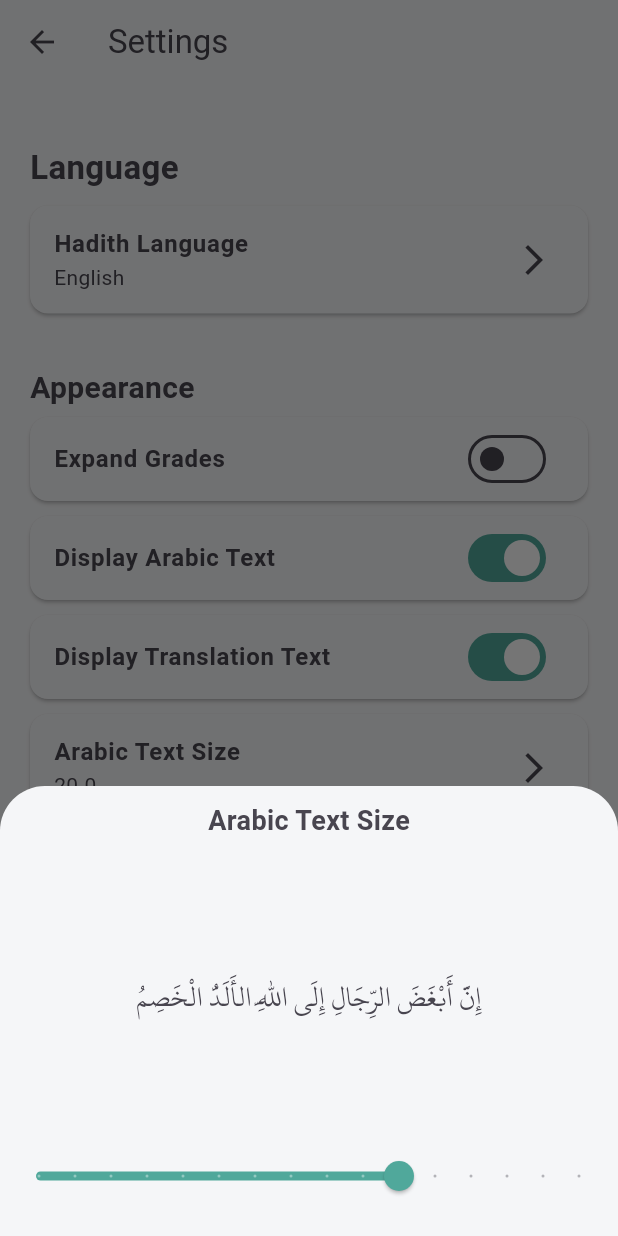
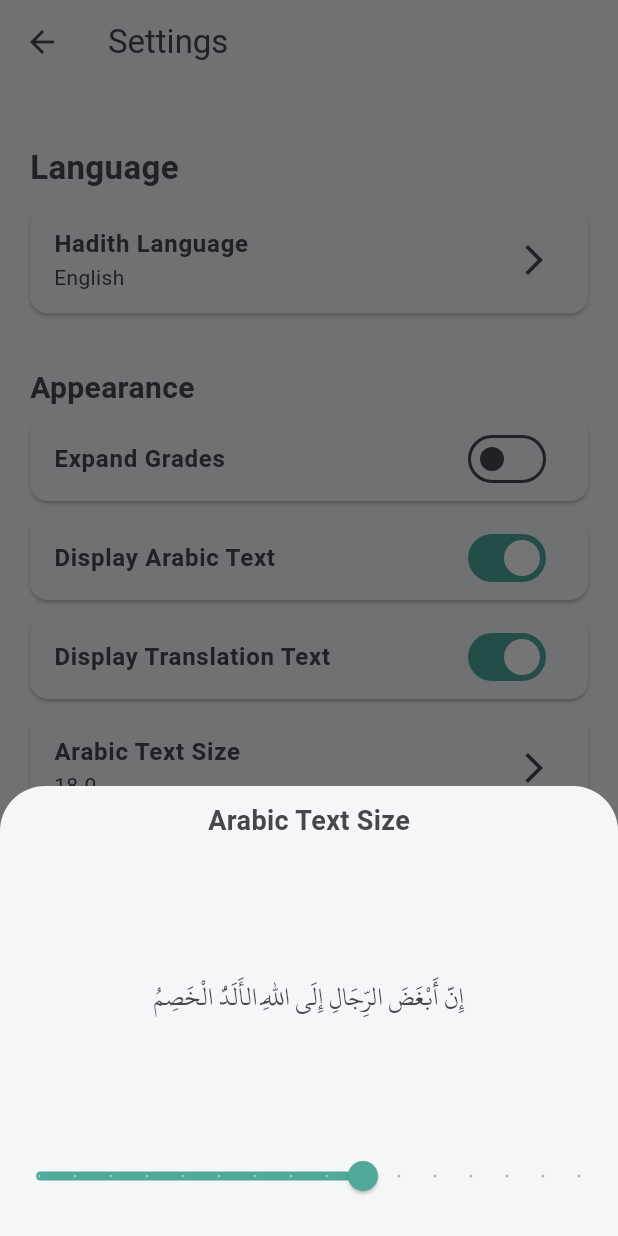
Before and after one commit to unkn4wn/hadith-pro-flutter, a Flutter app: the SettingsScreen screen opened directly, after a tap on "Arabic Text Size", on a phone screen of 412 x 824 dp. Run offline on Flutter 3.47's test engine with Material 2 defaults, Android fonts, the phone set to English and light mode, and no system bars; drawn by our look-alikes of dynamic_color; our stand-ins replace lottie, shared_preferences, sqflite; accounts and stored records are empty; generated files the repository leaves out were written again.

Commit message:
change default font size to 18

```diff
--- a/lib/screens/settings/settings_screen.dart
+++ b/lib/screens/settings/settings_screen.dart
@@ -65,9 +65,9 @@ class _SettingsScreenState extends State<SettingsScreen> {
   bool isCheckedTranslation =
       SharedPreferencesHelper.getBool("displayTranslation", true);
   double sliderArabicSize =
-      SharedPreferencesHelper.getDouble("textSizeArabic", 20);
+      SharedPreferencesHelper.getDouble("textSizeArabic", 18);
   double sliderTranslationSize =
-      SharedPreferencesHelper.getDouble("textSizeTranslation", 20);
+      SharedPreferencesHelper.getDouble("textSizeTranslation", 18);
 
   @override
   void initState() {
```
